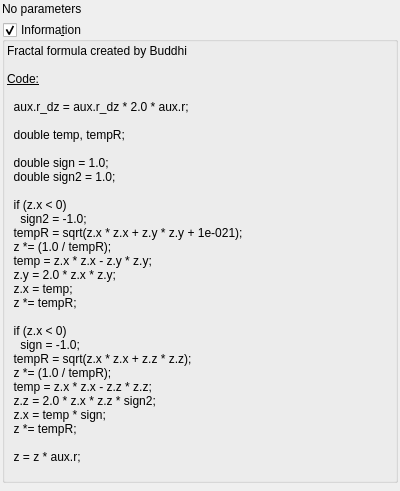
buddhi1980/mandelbulber2, file mandelbulber2/qt_data/fractal_mandelbulb3.ui: the form before one commit.
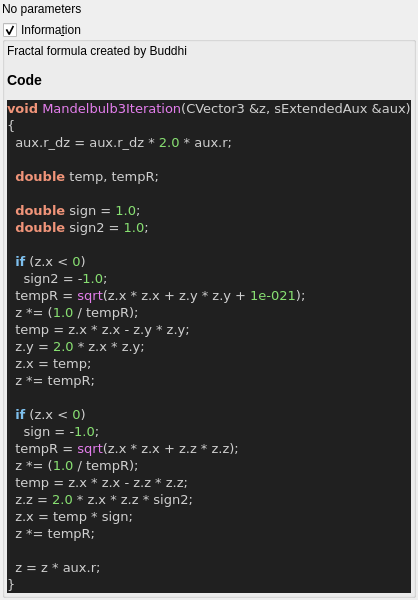
The form after the commit. Custom widgets are drawn as their Qt base class.

Diff of the .ui file:
```diff
--- a/mandelbulber2/qt_data/fractal_mandelbulb3.ui
+++ b/mandelbulber2/qt_data/fractal_mandelbulb3.ui
@@ -63,41 +63,50 @@
       <item>
        <widget class="QLabel" name="label_4">
         <property name="text">
-         <string>&lt;!DOCTYPE HTML PUBLIC &quot;-//W3C//DTD HTML 4.0//EN&quot; &quot;http://www.w3.org/TR/REC-html40/strict.dtd&quot;&gt;
-&lt;html&gt;&lt;head&gt;&lt;meta name=&quot;qrichtext&quot; content=&quot;1&quot; /&gt;&lt;style type=&quot;text/css&quot;&gt;
-p, li { white-space: pre-wrap; }
-&lt;/style&gt;&lt;/head&gt;&lt;body&gt;
-&lt;p style=&quot; margin-top:0px; margin-bottom:0px; margin-left:0px; margin-right:0px; -qt-block-indent:0; text-indent:0px;&quot;&gt;Fractal formula created by Buddhi&lt;/p&gt;
-&lt;p style=&quot;-qt-paragraph-type:empty; margin-top:0px; margin-bottom:0px; margin-left:0px; margin-right:0px; -qt-block-indent:0; text-indent:0px;&quot;&gt;&lt;br /&gt;&lt;/p&gt;
-&lt;p style=&quot; margin-top:0px; margin-bottom:0px; margin-left:0px; margin-right:0px; -qt-block-indent:0; text-indent:0px;&quot;&gt;&lt;span style=&quot; text-decoration: underline;&quot;&gt;Code:&lt;/span&gt;&lt;/p&gt;
-&lt;p style=&quot;-qt-paragraph-type:empty; margin-top:0px; margin-bottom:0px; margin-left:0px; margin-right:0px; -qt-block-indent:0; text-indent:0px; text-decoration: underline;&quot;&gt;&lt;br /&gt;&lt;/p&gt;
-&lt;p style=&quot; margin-top:0px; margin-bottom:0px; margin-left:0px; margin-right:0px; -qt-block-indent:0; text-indent:0px;&quot;&gt;  aux.r_dz = aux.r_dz * 2.0 * aux.r;&lt;/p&gt;
-&lt;p style=&quot;-qt-paragraph-type:empty; margin-top:0px; margin-bottom:0px; margin-left:0px; margin-right:0px; -qt-block-indent:0; text-indent:0px;&quot;&gt;&lt;br /&gt;&lt;/p&gt;
-&lt;p style=&quot; margin-top:0px; margin-bottom:0px; margin-left:0px; margin-right:0px; -qt-block-indent:0; text-indent:0px;&quot;&gt;  double temp, tempR;&lt;/p&gt;
-&lt;p style=&quot;-qt-paragraph-type:empty; margin-top:0px; margin-bottom:0px; margin-left:0px; margin-right:0px; -qt-block-indent:0; text-indent:0px;&quot;&gt;&lt;br /&gt;&lt;/p&gt;
-&lt;p style=&quot; margin-top:0px; margin-bottom:0px; margin-left:0px; margin-right:0px; -qt-block-indent:0; text-indent:0px;&quot;&gt;  double sign = 1.0;&lt;/p&gt;
-&lt;p style=&quot; margin-top:0px; margin-bottom:0px; margin-left:0px; margin-right:0px; -qt-block-indent:0; text-indent:0px;&quot;&gt;  double sign2 = 1.0;&lt;/p&gt;
-&lt;p style=&quot;-qt-paragraph-type:empty; margin-top:0px; margin-bottom:0px; margin-left:0px; margin-right:0px; -qt-block-indent:0; text-indent:0px;&quot;&gt;&lt;br /&gt;&lt;/p&gt;
-&lt;p style=&quot; margin-top:0px; margin-bottom:0px; margin-left:0px; margin-right:0px; -qt-block-indent:0; text-indent:0px;&quot;&gt;  if (z.x &amp;lt; 0)&lt;/p&gt;
-&lt;p style=&quot; margin-top:0px; margin-bottom:0px; margin-left:0px; margin-right:0px; -qt-block-indent:0; text-indent:0px;&quot;&gt;    sign2 = -1.0;&lt;/p&gt;
-&lt;p style=&quot; margin-top:0px; margin-bottom:0px; margin-left:0px; margin-right:0px; -qt-block-indent:0; text-indent:0px;&quot;&gt;  tempR = sqrt(z.x * z.x + z.y * z.y + 1e-021);&lt;/p&gt;
-&lt;p style=&quot; margin-top:0px; margin-bottom:0px; margin-left:0px; margin-right:0px; -qt-block-indent:0; text-indent:0px;&quot;&gt;  z *= (1.0 / tempR);&lt;/p&gt;
-&lt;p style=&quot; margin-top:0px; margin-bottom:0px; margin-left:0px; margin-right:0px; -qt-block-indent:0; text-indent:0px;&quot;&gt;  temp = z.x * z.x - z.y * z.y;&lt;/p&gt;
-&lt;p style=&quot; margin-top:0px; margin-bottom:0px; margin-left:0px; margin-right:0px; -qt-block-indent:0; text-indent:0px;&quot;&gt;  z.y = 2.0 * z.x * z.y;&lt;/p&gt;
-&lt;p style=&quot; margin-top:0px; margin-bottom:0px; margin-left:0px; margin-right:0px; -qt-block-indent:0; text-indent:0px;&quot;&gt;  z.x = temp;&lt;/p&gt;
-&lt;p style=&quot; margin-top:0px; margin-bottom:0px; margin-left:0px; margin-right:0px; -qt-block-indent:0; text-indent:0px;&quot;&gt;  z *= tempR;&lt;/p&gt;
-&lt;p style=&quot;-qt-paragraph-type:empty; margin-top:0px; margin-bottom:0px; margin-left:0px; margin-right:0px; -qt-block-indent:0; text-indent:0px;&quot;&gt;&lt;br /&gt;&lt;/p&gt;
-&lt;p style=&quot; margin-top:0px; margin-bottom:0px; margin-left:0px; margin-right:0px; -qt-block-indent:0; text-indent:0px;&quot;&gt;  if (z.x &amp;lt; 0)&lt;/p&gt;
-&lt;p style=&quot; margin-top:0px; margin-bottom:0px; margin-left:0px; margin-right:0px; -qt-block-indent:0; text-indent:0px;&quot;&gt;    sign = -1.0;&lt;/p&gt;
-&lt;p style=&quot; margin-top:0px; margin-bottom:0px; margin-left:0px; margin-right:0px; -qt-block-indent:0; text-indent:0px;&quot;&gt;  tempR = sqrt(z.x * z.x + z.z * z.z);&lt;/p&gt;
-&lt;p style=&quot; margin-top:0px; margin-bottom:0px; margin-left:0px; margin-right:0px; -qt-block-indent:0; text-indent:0px;&quot;&gt;  z *= (1.0 / tempR);&lt;/p&gt;
-&lt;p style=&quot; margin-top:0px; margin-bottom:0px; margin-left:0px; margin-right:0px; -qt-block-indent:0; text-indent:0px;&quot;&gt;  temp = z.x * z.x - z.z * z.z;&lt;/p&gt;
-&lt;p style=&quot; margin-top:0px; margin-bottom:0px; margin-left:0px; margin-right:0px; -qt-block-indent:0; text-indent:0px;&quot;&gt;  z.z = 2.0 * z.x * z.z * sign2;&lt;/p&gt;
-&lt;p style=&quot; margin-top:0px; margin-bottom:0px; margin-left:0px; margin-right:0px; -qt-block-indent:0; text-indent:0px;&quot;&gt;  z.x = temp * sign;&lt;/p&gt;
-&lt;p style=&quot; margin-top:0px; margin-bottom:0px; margin-left:0px; margin-right:0px; -qt-block-indent:0; text-indent:0px;&quot;&gt;  z *= tempR;&lt;/p&gt;
-&lt;p style=&quot;-qt-paragraph-type:empty; margin-top:0px; margin-bottom:0px; margin-left:0px; margin-right:0px; -qt-block-indent:0; text-indent:0px;&quot;&gt;&lt;br /&gt;&lt;/p&gt;
-&lt;p style=&quot; margin-top:0px; margin-bottom:0px; margin-left:0px; margin-right:0px; -qt-block-indent:0; text-indent:0px;&quot;&gt;  z = z * aux.r;&lt;/p&gt;
-&lt;p style=&quot;-qt-paragraph-type:empty; margin-top:0px; margin-bottom:0px; margin-left:0px; margin-right:0px; -qt-block-indent:0; text-indent:0px;&quot;&gt;&lt;br /&gt;&lt;/p&gt;&lt;/body&gt;&lt;/html&gt;</string>
+         <string>&lt;p&gt;Fractal formula created by Buddhi&lt;/p&gt;&lt;table&gt;
+&lt;/table&gt;
+&lt;h3&gt;Code&lt;/h3&gt;
+&lt;!DOCTYPE HTML PUBLIC &quot;-//W3C//DTD HTML 4.0 Transitional//EN&quot;&gt;
+&lt;html&gt;
+&lt;head&gt;
+&lt;meta http-equiv=&quot;content-type&quot; content=&quot;text/html; charset=ISO-8859-1&quot;&gt;
+&lt;title&gt;Source file&lt;/title&gt;
+&lt;/head&gt;
+&lt;body style=&quot;background-color:#202020&quot;&gt;
+&lt;pre style=&quot;color:#d0d0d0; background-color:#202020; font-size:10pt; font-family:'Courier New';&quot;&gt;&lt;span style=&quot;color:#f09479; font-weight:bold&quot;&gt;void&lt;/span&gt; &lt;span style=&quot;color:#e47eed&quot;&gt;Mandelbulb3Iteration&lt;/span&gt;&lt;span style=&quot;color:#d0d0d0&quot;&gt;(&lt;/span&gt;CVector3 &lt;span style=&quot;color:#d0d0d0&quot;&gt;&amp;amp;&lt;/span&gt;z&lt;span style=&quot;color:#d0d0d0&quot;&gt;,&lt;/span&gt; sExtendedAux &lt;span style=&quot;color:#d0d0d0&quot;&gt;&amp;amp;&lt;/span&gt;aux&lt;span style=&quot;color:#d0d0d0&quot;&gt;)&lt;/span&gt;
+&lt;span style=&quot;color:#d0d0d0&quot;&gt;{&lt;/span&gt;
+  aux&lt;span style=&quot;color:#d0d0d0&quot;&gt;.&lt;/span&gt;r_dz &lt;span style=&quot;color:#d0d0d0&quot;&gt;=&lt;/span&gt; aux&lt;span style=&quot;color:#d0d0d0&quot;&gt;.&lt;/span&gt;r_dz &lt;span style=&quot;color:#d0d0d0&quot;&gt;*&lt;/span&gt; &lt;span style=&quot;color:#87df71&quot;&gt;2.0&lt;/span&gt; &lt;span style=&quot;color:#d0d0d0&quot;&gt;*&lt;/span&gt; aux&lt;span style=&quot;color:#d0d0d0&quot;&gt;.&lt;/span&gt;r&lt;span style=&quot;color:#d0d0d0&quot;&gt;;&lt;/span&gt;
+
+  &lt;span style=&quot;color:#f09479; font-weight:bold&quot;&gt;double&lt;/span&gt; temp&lt;span style=&quot;color:#d0d0d0&quot;&gt;,&lt;/span&gt; tempR&lt;span style=&quot;color:#d0d0d0&quot;&gt;;&lt;/span&gt;
+
+  &lt;span style=&quot;color:#f09479; font-weight:bold&quot;&gt;double&lt;/span&gt; sign &lt;span style=&quot;color:#d0d0d0&quot;&gt;=&lt;/span&gt; &lt;span style=&quot;color:#87df71&quot;&gt;1.0&lt;/span&gt;&lt;span style=&quot;color:#d0d0d0&quot;&gt;;&lt;/span&gt;
+  &lt;span style=&quot;color:#f09479; font-weight:bold&quot;&gt;double&lt;/span&gt; sign2 &lt;span style=&quot;color:#d0d0d0&quot;&gt;=&lt;/span&gt; &lt;span style=&quot;color:#87df71&quot;&gt;1.0&lt;/span&gt;&lt;span style=&quot;color:#d0d0d0&quot;&gt;;&lt;/span&gt;
+
+  &lt;span style=&quot;color:#7ec0ee; font-weight:bold&quot;&gt;if&lt;/span&gt; &lt;span style=&quot;color:#d0d0d0&quot;&gt;(&lt;/span&gt;z&lt;span style=&quot;color:#d0d0d0&quot;&gt;.&lt;/span&gt;x &lt;span style=&quot;color:#d0d0d0&quot;&gt;&amp;lt;&lt;/span&gt; &lt;span style=&quot;color:#87df71&quot;&gt;0&lt;/span&gt;&lt;span style=&quot;color:#d0d0d0&quot;&gt;)&lt;/span&gt;
+    sign2 &lt;span style=&quot;color:#d0d0d0&quot;&gt;= -&lt;/span&gt;&lt;span style=&quot;color:#87df71&quot;&gt;1.0&lt;/span&gt;&lt;span style=&quot;color:#d0d0d0&quot;&gt;;&lt;/span&gt;
+  tempR &lt;span style=&quot;color:#d0d0d0&quot;&gt;=&lt;/span&gt; &lt;span style=&quot;color:#e47eed&quot;&gt;sqrt&lt;/span&gt;&lt;span style=&quot;color:#d0d0d0&quot;&gt;(&lt;/span&gt;z&lt;span style=&quot;color:#d0d0d0&quot;&gt;.&lt;/span&gt;x &lt;span style=&quot;color:#d0d0d0&quot;&gt;*&lt;/span&gt; z&lt;span style=&quot;color:#d0d0d0&quot;&gt;.&lt;/span&gt;x &lt;span style=&quot;color:#d0d0d0&quot;&gt;+&lt;/span&gt; z&lt;span style=&quot;color:#d0d0d0&quot;&gt;.&lt;/span&gt;y &lt;span style=&quot;color:#d0d0d0&quot;&gt;*&lt;/span&gt; z&lt;span style=&quot;color:#d0d0d0&quot;&gt;.&lt;/span&gt;y &lt;span style=&quot;color:#d0d0d0&quot;&gt;+&lt;/span&gt; &lt;span style=&quot;color:#87df71&quot;&gt;1e-021&lt;/span&gt;&lt;span style=&quot;color:#d0d0d0&quot;&gt;);&lt;/span&gt;
+  z &lt;span style=&quot;color:#d0d0d0&quot;&gt;*= (&lt;/span&gt;&lt;span style=&quot;color:#87df71&quot;&gt;1.0&lt;/span&gt; &lt;span style=&quot;color:#d0d0d0&quot;&gt;/&lt;/span&gt; tempR&lt;span style=&quot;color:#d0d0d0&quot;&gt;);&lt;/span&gt;
+  temp &lt;span style=&quot;color:#d0d0d0&quot;&gt;=&lt;/span&gt; z&lt;span style=&quot;color:#d0d0d0&quot;&gt;.&lt;/span&gt;x &lt;span style=&quot;color:#d0d0d0&quot;&gt;*&lt;/span&gt; z&lt;span style=&quot;color:#d0d0d0&quot;&gt;.&lt;/span&gt;x &lt;span style=&quot;color:#d0d0d0&quot;&gt;-&lt;/span&gt; z&lt;span style=&quot;color:#d0d0d0&quot;&gt;.&lt;/span&gt;y &lt;span style=&quot;color:#d0d0d0&quot;&gt;*&lt;/span&gt; z&lt;span style=&quot;color:#d0d0d0&quot;&gt;.&lt;/span&gt;y&lt;span style=&quot;color:#d0d0d0&quot;&gt;;&lt;/span&gt;
+  z&lt;span style=&quot;color:#d0d0d0&quot;&gt;.&lt;/span&gt;y &lt;span style=&quot;color:#d0d0d0&quot;&gt;=&lt;/span&gt; &lt;span style=&quot;color:#87df71&quot;&gt;2.0&lt;/span&gt; &lt;span style=&quot;color:#d0d0d0&quot;&gt;*&lt;/span&gt; z&lt;span style=&quot;color:#d0d0d0&quot;&gt;.&lt;/span&gt;x &lt;span style=&quot;color:#d0d0d0&quot;&gt;*&lt;/span&gt; z&lt;span style=&quot;color:#d0d0d0&quot;&gt;.&lt;/span&gt;y&lt;span style=&quot;color:#d0d0d0&quot;&gt;;&lt;/span&gt;
+  z&lt;span style=&quot;color:#d0d0d0&quot;&gt;.&lt;/span&gt;x &lt;span style=&quot;color:#d0d0d0&quot;&gt;=&lt;/span&gt; temp&lt;span style=&quot;color:#d0d0d0&quot;&gt;;&lt;/span&gt;
+  z &lt;span style=&quot;color:#d0d0d0&quot;&gt;*=&lt;/span&gt; tempR&lt;span style=&quot;color:#d0d0d0&quot;&gt;;&lt;/span&gt;
+
+  &lt;span style=&quot;color:#7ec0ee; font-weight:bold&quot;&gt;if&lt;/span&gt; &lt;span style=&quot;color:#d0d0d0&quot;&gt;(&lt;/span&gt;z&lt;span style=&quot;color:#d0d0d0&quot;&gt;.&lt;/span&gt;x &lt;span style=&quot;color:#d0d0d0&quot;&gt;&amp;lt;&lt;/span&gt; &lt;span style=&quot;color:#87df71&quot;&gt;0&lt;/span&gt;&lt;span style=&quot;color:#d0d0d0&quot;&gt;)&lt;/span&gt;
+    sign &lt;span style=&quot;color:#d0d0d0&quot;&gt;= -&lt;/span&gt;&lt;span style=&quot;color:#87df71&quot;&gt;1.0&lt;/span&gt;&lt;span style=&quot;color:#d0d0d0&quot;&gt;;&lt;/span&gt;
+  tempR &lt;span style=&quot;color:#d0d0d0&quot;&gt;=&lt;/span&gt; &lt;span style=&quot;color:#e47eed&quot;&gt;sqrt&lt;/span&gt;&lt;span style=&quot;color:#d0d0d0&quot;&gt;(&lt;/span&gt;z&lt;span style=&quot;color:#d0d0d0&quot;&gt;.&lt;/span&gt;x &lt;span style=&quot;color:#d0d0d0&quot;&gt;*&lt;/span&gt; z&lt;span style=&quot;color:#d0d0d0&quot;&gt;.&lt;/span&gt;x &lt;span style=&quot;color:#d0d0d0&quot;&gt;+&lt;/span&gt; z&lt;span style=&quot;color:#d0d0d0&quot;&gt;.&lt;/span&gt;z &lt;span style=&quot;color:#d0d0d0&quot;&gt;*&lt;/span&gt; z&lt;span style=&quot;color:#d0d0d0&quot;&gt;.&lt;/span&gt;z&lt;span style=&quot;color:#d0d0d0&quot;&gt;);&lt;/span&gt;
+  z &lt;span style=&quot;color:#d0d0d0&quot;&gt;*= (&lt;/span&gt;&lt;span style=&quot;color:#87df71&quot;&gt;1.0&lt;/span&gt; &lt;span style=&quot;color:#d0d0d0&quot;&gt;/&lt;/span&gt; tempR&lt;span style=&quot;color:#d0d0d0&quot;&gt;);&lt;/span&gt;
+  temp &lt;span style=&quot;color:#d0d0d0&quot;&gt;=&lt;/span&gt; z&lt;span style=&quot;color:#d0d0d0&quot;&gt;.&lt;/span&gt;x &lt;span style=&quot;color:#d0d0d0&quot;&gt;*&lt;/span&gt; z&lt;span style=&quot;color:#d0d0d0&quot;&gt;.&lt;/span&gt;x &lt;span style=&quot;color:#d0d0d0&quot;&gt;-&lt;/span&gt; z&lt;span style=&quot;color:#d0d0d0&quot;&gt;.&lt;/span&gt;z &lt;span style=&quot;color:#d0d0d0&quot;&gt;*&lt;/span&gt; z&lt;span style=&quot;color:#d0d0d0&quot;&gt;.&lt;/span&gt;z&lt;span style=&quot;color:#d0d0d0&quot;&gt;;&lt;/span&gt;
+  z&lt;span style=&quot;color:#d0d0d0&quot;&gt;.&lt;/span&gt;z &lt;span style=&quot;color:#d0d0d0&quot;&gt;=&lt;/span&gt; &lt;span style=&quot;color:#87df71&quot;&gt;2.0&lt;/span&gt; &lt;span style=&quot;color:#d0d0d0&quot;&gt;*&lt;/span&gt; z&lt;span style=&quot;color:#d0d0d0&quot;&gt;.&lt;/span&gt;x &lt;span style=&quot;color:#d0d0d0&quot;&gt;*&lt;/span&gt; z&lt;span style=&quot;color:#d0d0d0&quot;&gt;.&lt;/span&gt;z &lt;span style=&quot;color:#d0d0d0&quot;&gt;*&lt;/span&gt; sign2&lt;span style=&quot;color:#d0d0d0&quot;&gt;;&lt;/span&gt;
+  z&lt;span style=&quot;color:#d0d0d0&quot;&gt;.&lt;/span&gt;x &lt;span style=&quot;color:#d0d0d0&quot;&gt;=&lt;/span&gt; temp &lt;span style=&quot;color:#d0d0d0&quot;&gt;*&lt;/span&gt; sign&lt;span style=&quot;color:#d0d0d0&quot;&gt;;&lt;/span&gt;
+  z &lt;span style=&quot;color:#d0d0d0&quot;&gt;*=&lt;/span&gt; tempR&lt;span style=&quot;color:#d0d0d0&quot;&gt;;&lt;/span&gt;
+
+  z &lt;span style=&quot;color:#d0d0d0&quot;&gt;=&lt;/span&gt; z &lt;span style=&quot;color:#d0d0d0&quot;&gt;*&lt;/span&gt; aux&lt;span style=&quot;color:#d0d0d0&quot;&gt;.&lt;/span&gt;r&lt;span style=&quot;color:#d0d0d0&quot;&gt;;&lt;/span&gt;
+&lt;span style=&quot;color:#d0d0d0&quot;&gt;}&lt;/span&gt;
+&lt;/pre&gt;
+&lt;/body&gt;
+&lt;/html&gt;
+&lt;!--HTML generated by highlight 3.9, http://www.andre-simon.de/--&gt;
+</string>
         </property>
         <property name="wordWrap">
          <bool>true</bool>
```
Left out of the diff: 2 changed lines with no effect on the pictures.
